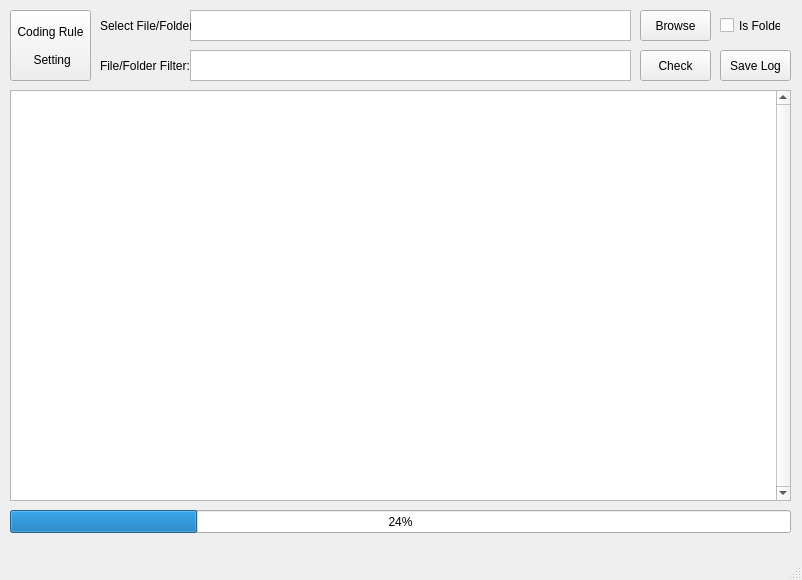
JayHeng/MCU-CodingStyleChecker, file checker/gui/MCUX-SDK-CodingStyleChecker.ui: the form before one commit.
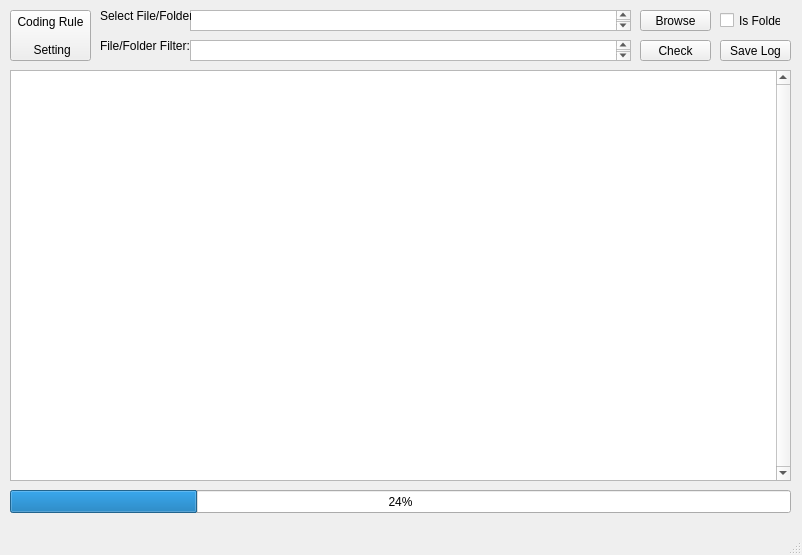
The form after the commit.

Commit message: [Checker Tool] Adjust widget size

Diff of the .ui file:
```diff
--- a/checker/gui/MCUX-SDK-CodingStyleChecker.ui
+++ b/checker/gui/MCUX-SDK-CodingStyleChecker.ui
@@ -7,7 +7,7 @@
     <x>0</x>
     <y>0</y>
     <width>802</width>
-    <height>580</height>
+    <height>555</height>
    </rect>
   </property>
   <property name="windowTitle">
@@ -20,7 +20,7 @@
       <x>10</x>
       <y>10</y>
       <width>81</width>
-      <height>71</height>
+      <height>51</height>
      </rect>
     </property>
     <property name="text">
@@ -33,7 +33,7 @@
     <property name="geometry">
      <rect>
       <x>10</x>
-      <y>90</y>
+      <y>70</y>
       <width>781</width>
       <height>411</height>
      </rect>
@@ -46,7 +46,7 @@
     <property name="geometry">
      <rect>
       <x>10</x>
-      <y>510</y>
+      <y>490</y>
       <width>781</width>
       <height>23</height>
      </rect>
@@ -59,9 +59,9 @@
     <property name="geometry">
      <rect>
       <x>190</x>
-      <y>50</y>
+      <y>40</y>
       <width>441</width>
-      <height>31</height>
+      <height>21</height>
      </rect>
     </property>
    </widget>
@@ -69,7 +69,7 @@
     <property name="geometry">
      <rect>
       <x>100</x>
-      <y>50</y>
+      <y>30</y>
       <width>91</width>
       <height>31</height>
      </rect>
@@ -84,7 +84,7 @@
       <x>190</x>
       <y>10</y>
       <width>441</width>
-      <height>31</height>
+      <height>21</height>
      </rect>
     </property>
    </widget>
@@ -92,7 +92,7 @@
     <property name="geometry">
      <rect>
       <x>100</x>
-      <y>10</y>
+      <y>0</y>
       <width>91</width>
       <height>31</height>
      </rect>
@@ -107,7 +107,7 @@
       <x>640</x>
       <y>10</y>
       <width>71</width>
-      <height>31</height>
+      <height>21</height>
      </rect>
     </property>
     <property name="text">
@@ -120,7 +120,7 @@
       <x>720</x>
       <y>10</y>
       <width>61</width>
-      <height>31</height>
+      <height>21</height>
      </rect>
     </property>
     <property name="text">
@@ -131,9 +131,9 @@
     <property name="geometry">
      <rect>
       <x>640</x>
-      <y>50</y>
+      <y>40</y>
       <width>71</width>
-      <height>31</height>
+      <height>21</height>
      </rect>
     </property>
     <property name="text">
@@ -144,9 +144,9 @@
     <property name="geometry">
      <rect>
       <x>720</x>
-      <y>50</y>
+      <y>40</y>
       <width>71</width>
-      <height>31</height>
+      <height>21</height>
      </rect>
     </property>
     <property name="text">
```
The commit also changes 3 other files.
